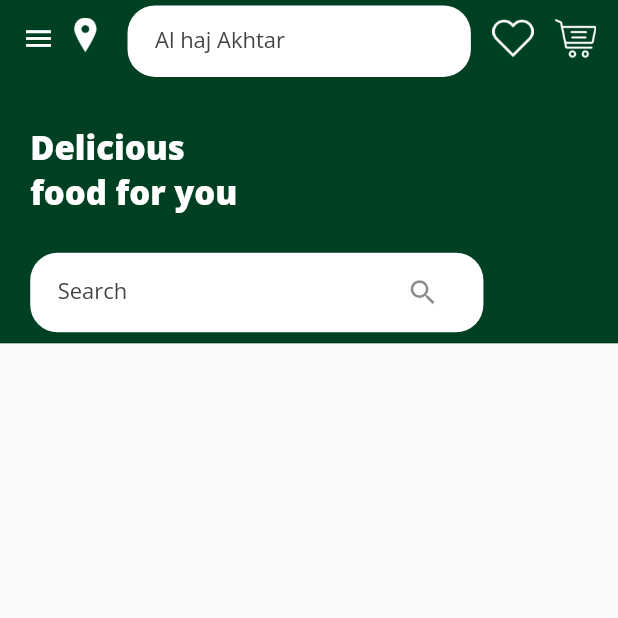
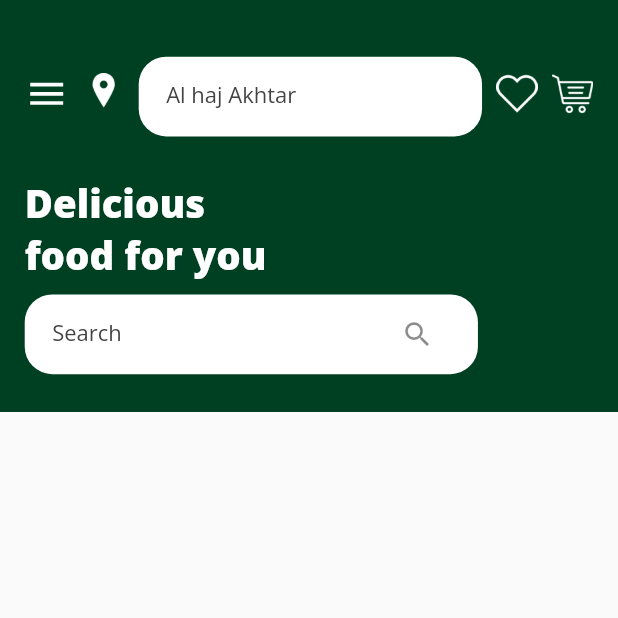
Before and after one commit to syedfaran/foody_yo, a Flutter app: the MainPage screen opened directly, on a phone screen of 412 x 824 dp, the top half of it. Run offline on Flutter 3.47's test engine with Material 2 defaults, Android fonts, the phone set to English and light mode, and no system bars; our stand-ins replace bloc, flutter_bloc, get_it, google_fonts, google_maps_flutter, pinput and 1 more.

Commit message:
ui fixes

```diff
--- a/lib/dependency_injector.dart
+++ b/lib/dependency_injector.dart
@@ -4,6 +4,6 @@ import 'package:get_it/get_it.dart';
 final sl = GetIt.instance;
 
 void init() {
-  sl.registerLazySingleton<SignUpBloc>(() => SignUpBloc());
-  //sl.registerSingleton<SignUpBloc>(SignUpBloc());
+  //sl.registerLazySingleton<SignUpBloc>(() => SignUpBloc());
+  sl.registerSingleton<SignUpBloc>(SignUpBloc());
 }
--- a/lib/presentation/pages/login_signup/pin_code.dart
+++ b/lib/presentation/pages/login_signup/pin_code.dart
@@ -1,7 +1,6 @@
 import 'dart:async';
 
 import 'package:flutter/material.dart';
-import 'package:flutter/services.dart';
 import 'package:foody_yo/constants/app_string.dart';
 import 'package:foody_yo/presentation/blocs/signupbloc/sign_up_bloc.dart';
 import 'package:foody_yo/presentation/theme/app_color.dart';
@@ -64,10 +63,11 @@ class PinPutTestState extends State<PinPutTest> {
         crossAxisAlignment: CrossAxisAlignment.start,
         children: <Widget>[
           Container(
-            color: Colors.white,
+            color: AppColor.whiteColor,
             margin: const EdgeInsets.symmetric(horizontal: 30, vertical: 20),
             padding: const EdgeInsets.all(20.0),
             child: PinPut(
+              obscureText: '*',
                 fieldsCount: 4,
                 onSubmit: (String pin) => _showSnackBar(pin, context),
                 focusNode: _pinPutFocusNode,
--- a/lib/presentation/pages/main_page/main_page.dart
+++ b/lib/presentation/pages/main_page/main_page.dart
@@ -42,6 +42,7 @@ class _MainPageState extends State<MainPage>
       },
       child: Scaffold(
         appBar: MainAppBar(controller: animationController),
+        body: const SizedBox.shrink(),
       ),
     );
   }
--- a/lib/presentation/widgets/main_appbar.dart
+++ b/lib/presentation/widgets/main_appbar.dart
@@ -9,36 +9,17 @@ import 'package:foody_yo/presentation/widgets/simple_text.dart';
 class MainAppBar extends StatelessWidget implements PreferredSizeWidget {
   final AnimationController? controller;
 
-  const MainAppBar({Key? key,this.controller}) : super(key: key);
+  const MainAppBar({Key? key, this.controller}) : super(key: key);
   final _sizedBox = const SizedBox(width: 10);
 
   @override
   Widget build(BuildContext context) {
+    bool tog = true;
     return AppBar(
       automaticallyImplyLeading: false,
       elevation: 0.0,
-      leading: IconButton(icon: const Icon(Icons.menu), onPressed: () {
-        controller!.forward();
-      }),
-      actions: const [
-        Spacer(flex: 3),
-        Image(image: ImageString.navigation, width: 30),
-        Spacer(),
-        Padding(
-          padding: EdgeInsets.only(top: 4.0),
-          child: RoundedTextField(
-            width: 250,
-            hintText: 'Al haj Akhtar',
-          ),
-        ),
-        Spacer(),
-        Image(image: ImageString.heart, width: 30),
-        Spacer(),
-        Image(image: ImageString.cart, width: 30),
-        Spacer(),
-      ],
       flexibleSpace: Container(
-        padding: const EdgeInsets.symmetric(vertical: 8.0, horizontal: 22.0),
+        padding: const EdgeInsets.symmetric(vertical: 8.0, horizontal: 18.0),
         decoration: const BoxDecoration(
           color: AppColor.mainGreen,
           //image: DecorationImage(image: ImageString.appBarBackGround),
@@ -46,22 +27,53 @@ class MainAppBar extends StatelessWidget implements PreferredSizeWidget {
         child: Column(
           crossAxisAlignment: CrossAxisAlignment.start,
           mainAxisAlignment: MainAxisAlignment.end,
-          children: const [
-            Spacer(flex: 3),
-            SimpleText(AppString.deliciousFoodForYou,
+          children: [
+            const Spacer(flex: 3),
+            Row(
+              children: [
+                Center(
+                  child: GestureDetector(
+                      onTap: () {
+                        tog = !tog;
+                        tog ? controller!.forward() : controller!.reverse();
+                      },
+                      child: AnimatedIcon(
+                          color: AppColor.whiteColor,
+                          size: 32,
+                          icon: AnimatedIcons.menu_close,
+                          progress: controller!)),
+                ),
+                const Spacer(),
+                const Image(image: ImageString.navigation, width: 30),
+                const Spacer(),
+                const Padding(
+                  padding: EdgeInsets.only(top: 4.0),
+                  child: RoundedTextField(
+                    width: 250,
+                    hintText: 'Al haj Akhtar',
+                  ),
+                ),
+                const Spacer(),
+                const Image(image: ImageString.heart, width: 30),
+                const Spacer(),
+                const Image(image: ImageString.cart, width: 30),
+              ],
+            ),
+            const Spacer(flex: 3),
+            const SimpleText(AppString.deliciousFoodForYou,
                 textAlign: TextAlign.start,
                 enumText: EnumText.extraBold,
-                fontSize: 24,
+                fontSize: 28,
                 color: AppColor.whiteTextColor),
-            Spacer(),
-            RoundedTextField(
+            const Spacer(),
+            const RoundedTextField(
                 width: 330, hintText: AppString.search, icon: Icons.search),
+            const Spacer(flex: 2),
           ],
         ),
       ),
     );
   }
-
   @override
-  Size get preferredSize => const Size(double.infinity, 250);
+  Size get preferredSize => const Size(double.infinity, 300);
 }
--- a/lib/route_generator.dart
+++ b/lib/route_generator.dart
@@ -20,8 +20,8 @@ class RouteGenerator {
     switch (settings.name) {
       case RouteString.initial:
       //return MaterialPageRoute(builder: (context)=>const WelcomePage());
-       return MaterialPageRoute(builder: (context)=>const LoginORSignup());
-       // return MaterialPageRoute(builder: (context)=>const LocationWalkThrough());
+       //return MaterialPageRoute(builder: (context)=>const LoginORSignup());
+        return MaterialPageRoute(builder: (context)=>const LocationWalkThrough());
 
       case RouteString.map:
       // Validation of correct data type
```
Also changed, not shown: lib/presentation/pages/main_page/drawer_item_page/order_page/order_page.dart (+5 -4 lines), lib/presentation/pages/main_page/drawer_page.dart (+7 -0 lines), lib/presentation/widgets/back_arrow.dart (added, +17 -0 lines), lib/presentation/widgets/simple_appbar.dart (+15 -4 lines).
